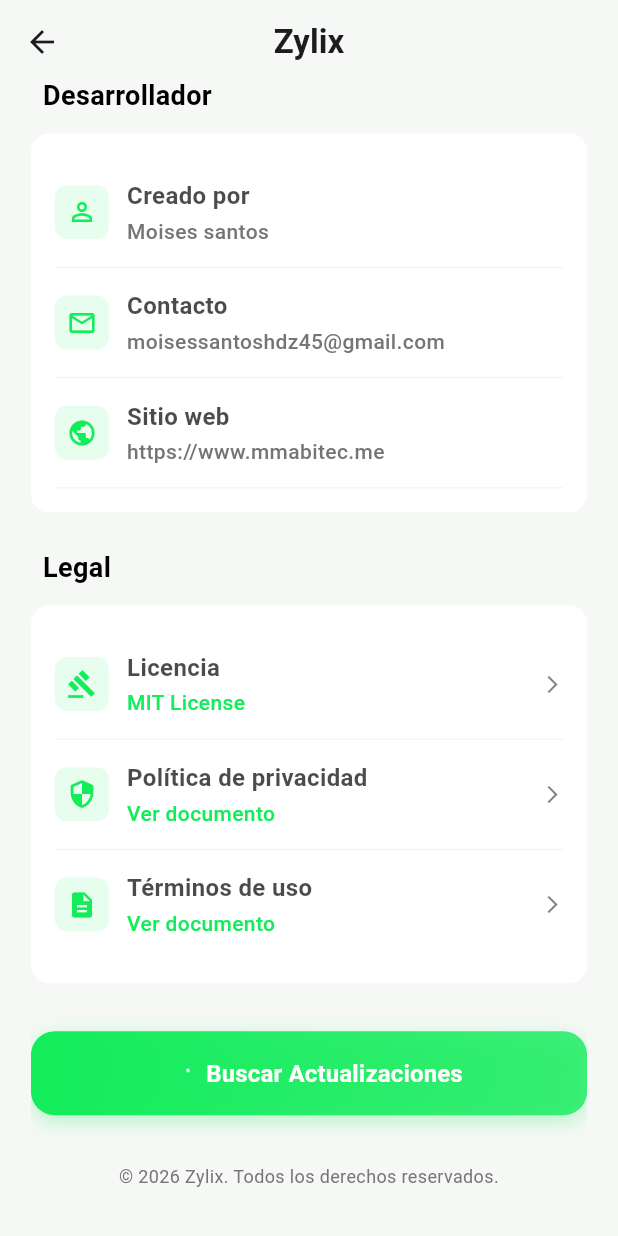
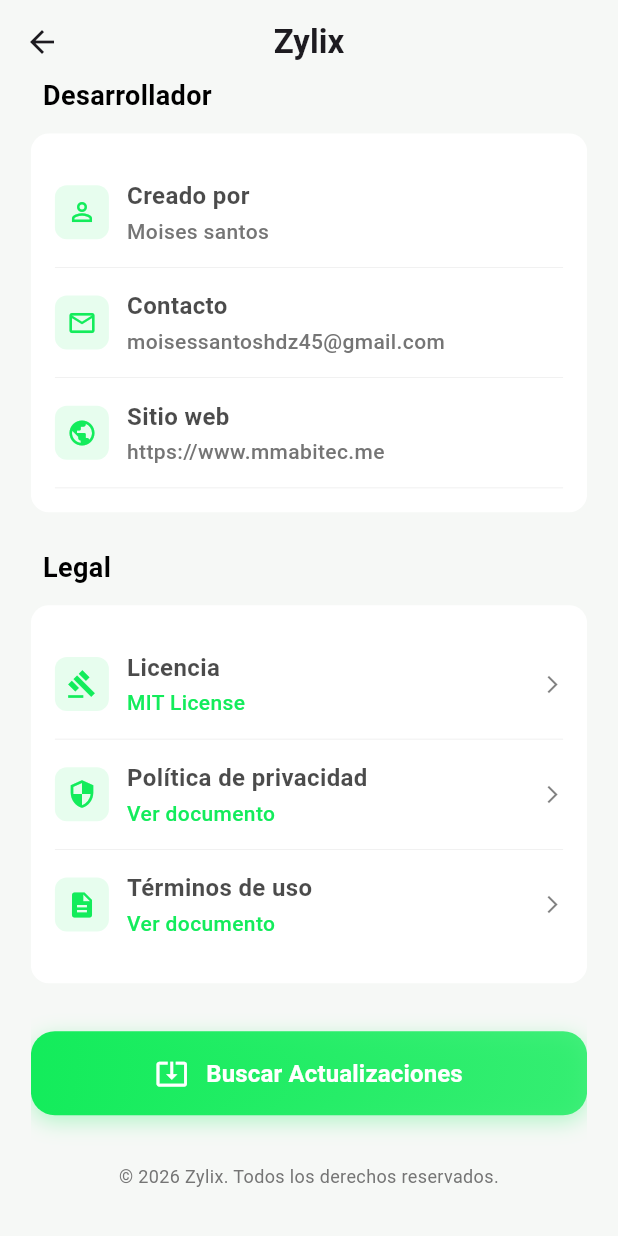
Before and after one commit to Moisessantos45/zylix-app, a Flutter app: the AboutScreen screen opened directly, scrolled down 717 dp, on a phone screen of 412 x 824 dp. Run offline on Flutter 3.47's test engine with Material 3 defaults, Android fonts, the phone set to English and light mode, and no system bars; our stand-ins replace dio.

Commit message:
fix: Update version string display format, increment build number, and correct update button icon logic in the about screen.

```diff
--- a/lib/presentation/screens/about.dart
+++ b/lib/presentation/screens/about.dart
@@ -235,7 +235,7 @@
                                     ),
                                   ),
                                   child: Text(
-                                    "Versión $versionCode",
+                                    "Versión ${versionCode.value.toString()}",
                                     style: TextStyle(
                                       color: Colors.black,
                                       fontSize: 16,
@@ -260,7 +260,8 @@
                                     InfoItem(
                                       icon: Icons.info_outline,
                                       title: "Versión",
-                                      value: "$versionCode (Build 1)",
+                                      value:
+                                          "${versionCode.value.toString()} (Build 7)",
                                     ),
                                     InfoItem(
                                       icon: Icons.code,
@@ -360,12 +361,7 @@
                                             MainAxisAlignment.center,
                                         children: [
                                           downloading.value
-                                              ? Icon(
-                                                  Icons.system_update_alt,
-                                                  color: Colors.white,
-                                                  size: 22,
-                                                )
-                                              : SizedBox(
+                                              ? SizedBox(
                                                   width: 22,
                                                   height: 22,
                                                   child:
@@ -373,6 +369,11 @@
                                                         color: Colors.white,
                                                         strokeWidth: 2,
                                                       ),
+                                                )
+                                              : Icon(
+                                                  Icons.system_update_alt,
+                                                  color: Colors.white,
+                                                  size: 22,
                                                 ),
                                           const SizedBox(width: 12),
                                           Text(
```
